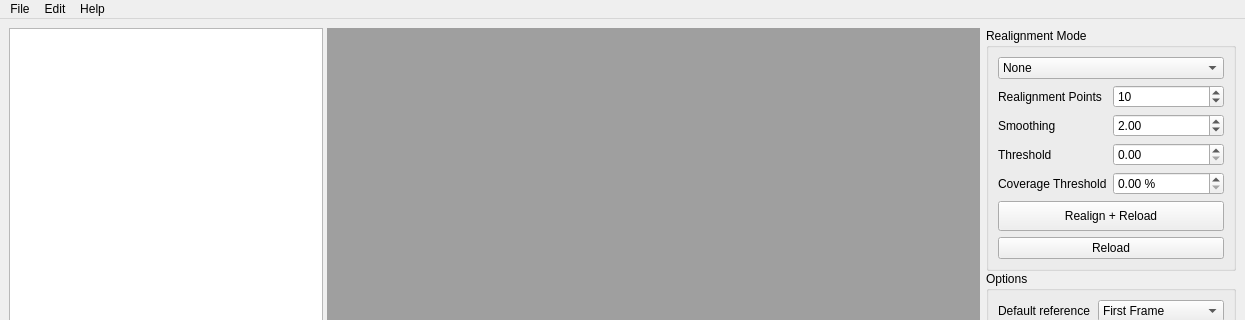
Qt form Source/flim-ui/RealignmentStudio.ui (flimfit/Galene) before a commit; both pictures show x 0 to 1245 and y 0 to 320 of the 1245 by 743 pixel window.
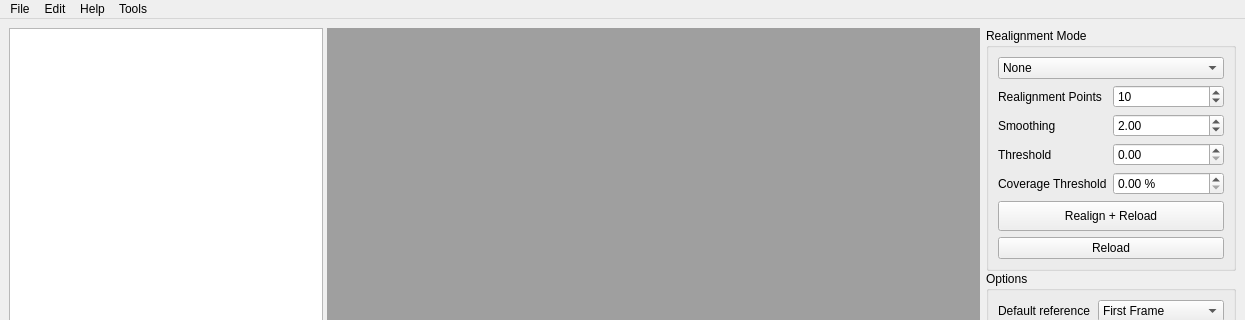
The same form after that commit. Custom widgets are drawn as their Qt base class.

Diff of the .ui file:
```diff
--- a/Source/flim-ui/RealignmentStudio.ui
+++ b/Source/flim-ui/RealignmentStudio.ui
@@ -703,9 +703,16 @@
     </property>
     <addaction name="copy_action"/>
    </widget>
+   <widget class="QMenu" name="menuTools">
+    <property name="title">
+     <string>Tools</string>
+    </property>
+    <addaction name="bioformats_action"/>
+   </widget>
    <addaction name="menuFiles"/>
    <addaction name="menuEdit"/>
    <addaction name="menuHelp"/>
+   <addaction name="menuTools"/>
   </widget>
   <action name="quit_action">
    <property name="text">
```
Left out of the diff: 5 changed lines with no effect on the pictures.
